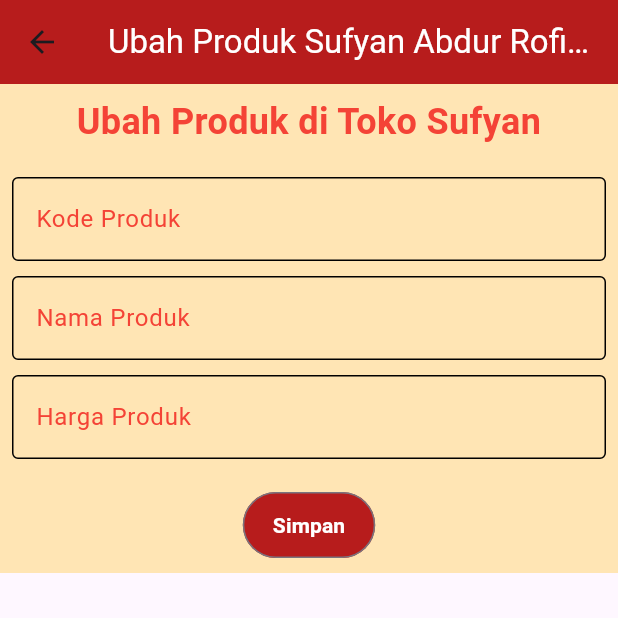
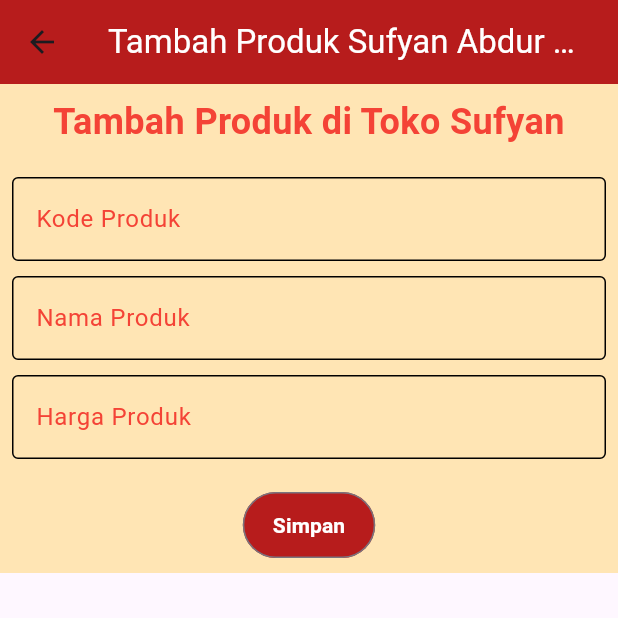
Before and after one commit to Sufyanabdrr/LabMobile4_Sufyan-Abdur-Rofiq_ShiftC, a Flutter app: the ProdukForm screen opened directly, on a phone screen of 412 x 824 dp, the top half of it. Run offline on Flutter 3.47's test engine with Material 3 defaults, Android fonts, the phone set to English and light mode, and no system bars; network calls fail.

Commit message:
Update produk_form.dart

```diff
--- a/lib/ui/produk_form.dart
+++ b/lib/ui/produk_form.dart
@@ -37,7 +37,7 @@ class _ProdukFormState extends State<ProdukForm> {
             widget.produk!.hargaProduk.toString();
       });
     } else {
-      judul = "Ubah Produk Sufyan Abdur Rofiq || H1D022004";
+      judul = "Tambah Produk Sufyan Abdur Rofiq || H1D022004";
       tombolSubmit = "Simpan";
     }
   }
@@ -64,7 +64,7 @@ class _ProdukFormState extends State<ProdukForm> {
                 children: [
                   // Menambahkan Judul
                   const Text(
-                    "Ubah Produk di Toko Sufyan",
+                    "Tambah Produk di Toko Sufyan",
                     style: TextStyle(
                       fontSize: 24,
                       fontWeight: FontWeight.bold,
```
